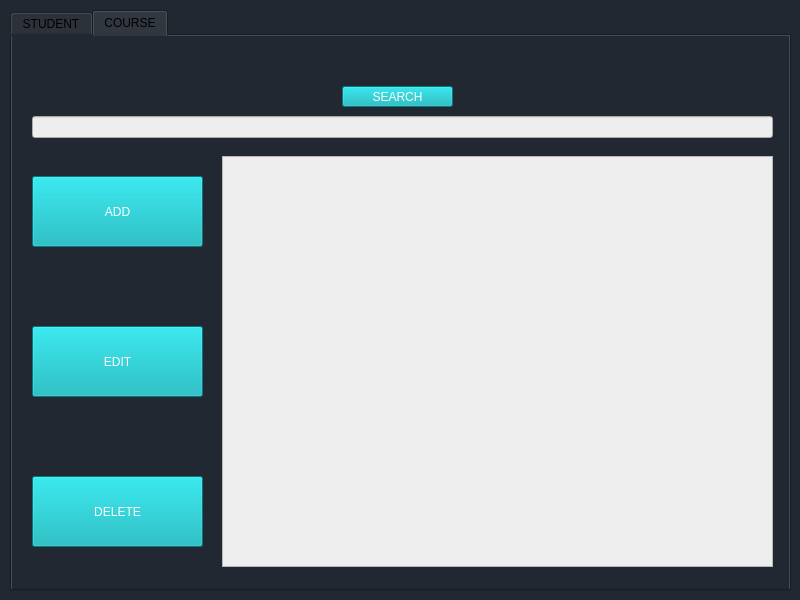
Above: SSISv2Final/SSIS.ui from lionaq/SSIS-v2 before the change. Below: the same form after it.
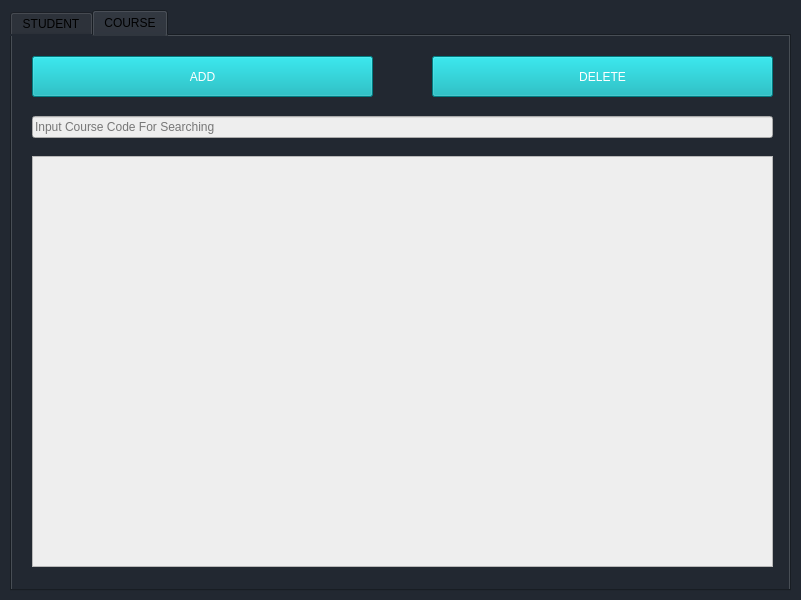
That is the form after the change. The open tabs and pages were chosen to show the change.

Patch:
```diff
--- a/SSISv2Final/SSIS.ui
+++ b/SSISv2Final/SSIS.ui
@@ -6,19 +6,19 @@
    <rect>
     <x>0</x>
     <y>0</y>
-    <width>800</width>
+    <width>801</width>
     <height>600</height>
    </rect>
   </property>
   <property name="minimumSize">
    <size>
-    <width>800</width>
+    <width>801</width>
     <height>600</height>
    </size>
   </property>
   <property name="maximumSize">
    <size>
-    <width>800</width>
+    <width>801</width>
     <height>600</height>
    </size>
   </property>
@@ -50,6 +50,11 @@
       <height>600</height>
      </size>
     </property>
+    <property name="font">
+     <font>
+      <family>Arial</family>
+     </font>
+    </property>
     <property name="statusTip">
      <string/>
     </property>
@@ -59,8 +64,14 @@
     <property name="styleSheet">
      <string notr="true">background-color:rgb(34, 40, 49)</string>
     </property>
+    <property name="tabShape">
+     <enum>QTabWidget::Rounded</enum>
+    </property>
     <property name="currentIndex">
-     <number>0</number>
+     <number>1</number>
+    </property>
+    <property name="elideMode">
+     <enum>Qt::ElideNone</enum>
     </property>
     <property name="usesScrollButtons">
      <bool>false</bool>
@@ -190,24 +201,6 @@
      <attribute name="title">
       <string>COURSE</string>
      </attribute>
-     <widget class="QPushButton" name="searchButtonCourse_4">
-      <property name="geometry">
-       <rect>
-        <x>330</x>
-        <y>50</y>
-        <width>111</width>
-        <height>21</height>
-       </rect>
-      </property>
-      <property name="styleSheet">
-       <string notr="true">background-color:rgb(0, 173, 181);
-font: 87 8pt &quot;Arial Black&quot;;
-color: rgb(255, 255, 255);</string>
-      </property>
-      <property name="text">
-       <string>SEARCH</string>
-      </property>
-     </widget>
      <widget class="QLineEdit" name="courseLineEdit">
       <property name="geometry">
        <rect>
@@ -223,14 +216,20 @@
       <property name="text">
        <string/>
       </property>
+      <property name="maxLength">
+       <number>20</number>
+      </property>
+      <property name="placeholderText">
+       <string>Input Course Code For Searching</string>
+      </property>
      </widget>
      <widget class="QPushButton" name="addButtonCourse">
       <property name="geometry">
        <rect>
         <x>20</x>
-        <y>140</y>
-        <width>171</width>
-        <height>71</height>
+        <y>20</y>
+        <width>341</width>
+        <height>41</height>
        </rect>
       </property>
       <property name="styleSheet">
@@ -242,31 +241,13 @@
        <string>ADD</string>
       </property>
      </widget>
-     <widget class="QPushButton" name="editButtonCourse">
-      <property name="geometry">
-       <rect>
-        <x>20</x>
-        <y>290</y>
-        <width>171</width>
-        <height>71</height>
-       </rect>
-      </property>
-      <property name="styleSheet">
-       <string notr="true">background-color:rgb(0, 173, 181);
-font: 87 8pt &quot;Arial Black&quot;;
-color: rgb(255, 255, 255);</string>
-      </property>
-      <property name="text">
-       <string>EDIT</string>
-      </property>
-     </widget>
      <widget class="QPushButton" name="deleteButtonCourse">
       <property name="geometry">
        <rect>
-        <x>20</x>
-        <y>440</y>
-        <width>171</width>
-        <height>71</height>
+        <x>420</x>
+        <y>20</y>
+        <width>341</width>
+        <height>41</height>
        </rect>
       </property>
       <property name="styleSheet">
@@ -281,9 +262,9 @@
      <widget class="QTableView" name="courseTable">
       <property name="geometry">
        <rect>
-        <x>210</x>
+        <x>20</x>
         <y>120</y>
-        <width>551</width>
+        <width>741</width>
         <height>411</height>
        </rect>
       </property>
```
Left out of the diff: 69 changed lines with no effect on the pictures.
